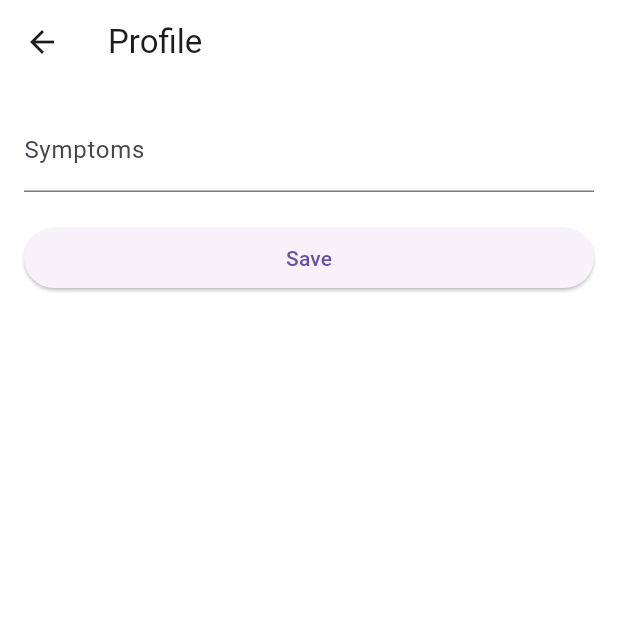
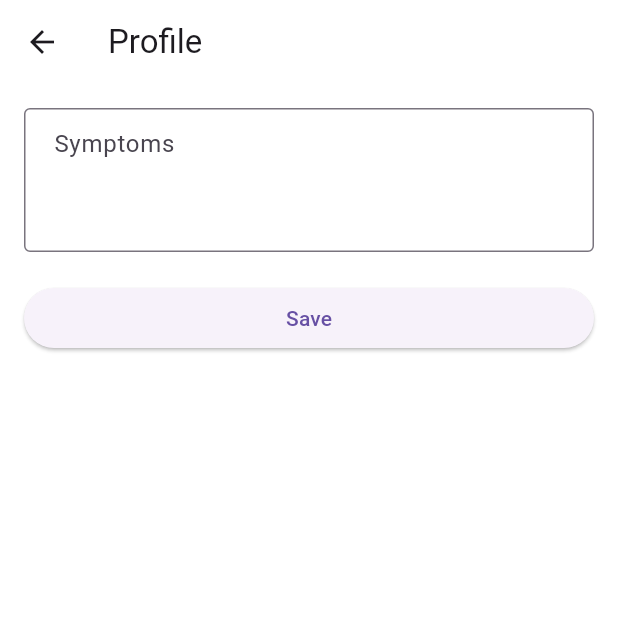
Before and after one commit to mw29/hungry-owl, a Flutter app: the ProfileScreen screen opened directly, on a phone screen of 412 x 824 dp, the top half of it. Run offline on Flutter 3.47's test engine with Material 3 defaults, Android fonts, the phone set to English and light mode, and no system bars; our stand-ins replace camera, flutter_dotenv, flutter_riverpod, google_generative_ai, sembast, shared_preferences; accounts and stored records are empty.

Commit message:
update symptoms from profile

```diff
--- a/lib/screens/profile.dart
+++ b/lib/screens/profile.dart
@@ -44,12 +44,38 @@ class _ProfileScreen extends ConsumerState<ProfileScreen> {
           children: [
             TextField(
               controller: _symptomsController,
-              decoration: const InputDecoration(labelText: 'Symptoms'),
+              maxLines: null,
+              minLines: 3,
+              decoration: InputDecoration(
+                labelText: 'Symptoms',
+                alignLabelWithHint: true,
+                border: OutlineInputBorder(),
+                contentPadding:
+                    EdgeInsets.symmetric(vertical: 12, horizontal: 16),
+                hintText: 'Enter symptoms separated by commas...',
+              ),
             ),
             const SizedBox(height: 20),
             ElevatedButton(
-              onPressed: () {
-                // will update user symptoms here
+              onPressed: () async {
+                final symptomsText = _symptomsController.text.trim();
+                try {
+                  await updateUser(updatedData: {
+                    'symptoms':
+                        symptomsText.split(',').map((s) => s.trim()).toList(),
+                  });
+
+                  if (!mounted) return;
+                  ScaffoldMessenger.of(context).showSnackBar(
+                    const SnackBar(content: Text('User symptoms updated.')),
+                  );
+                } catch (e) {
+                  if (!mounted) return;
+                  ScaffoldMessenger.of(context).showSnackBar(
+                    SnackBar(
+                        content: Text('Failed to update: ${e.toString()}')),
+                  );
+                }
               },
               child: const Text('Save'),
             ),
```
